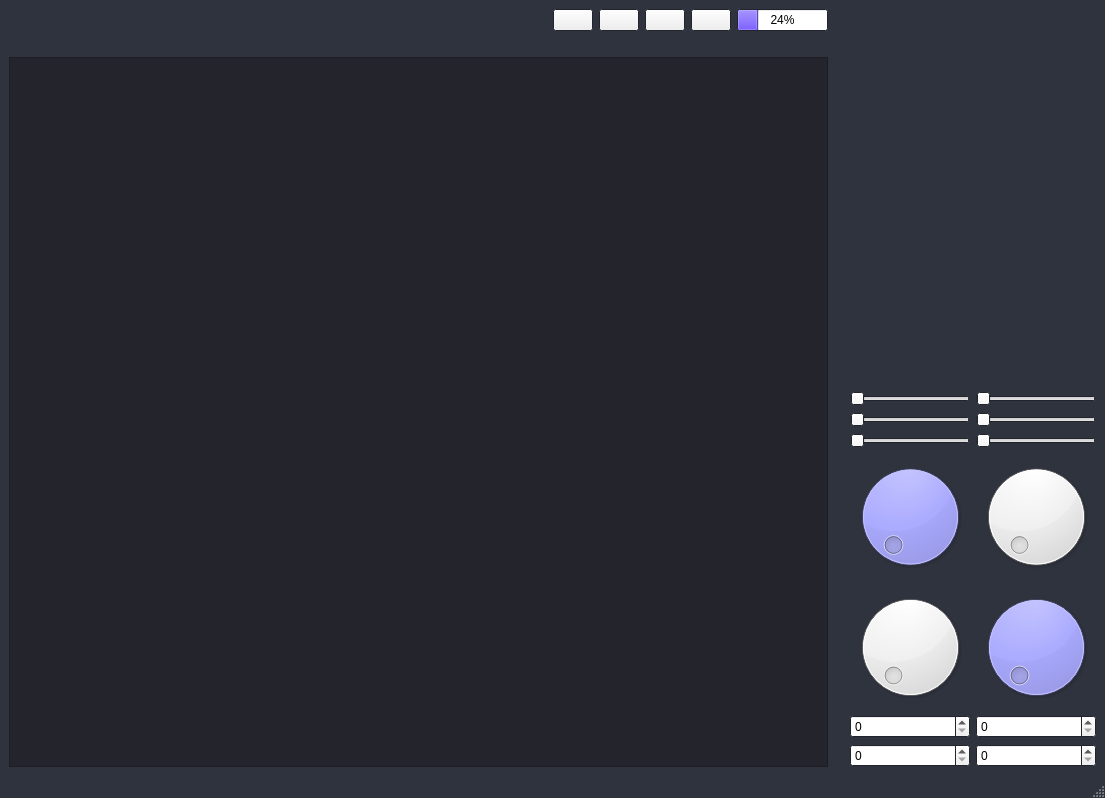
jngeun/yolov5, file MainWindow.ui: the form before one commit.
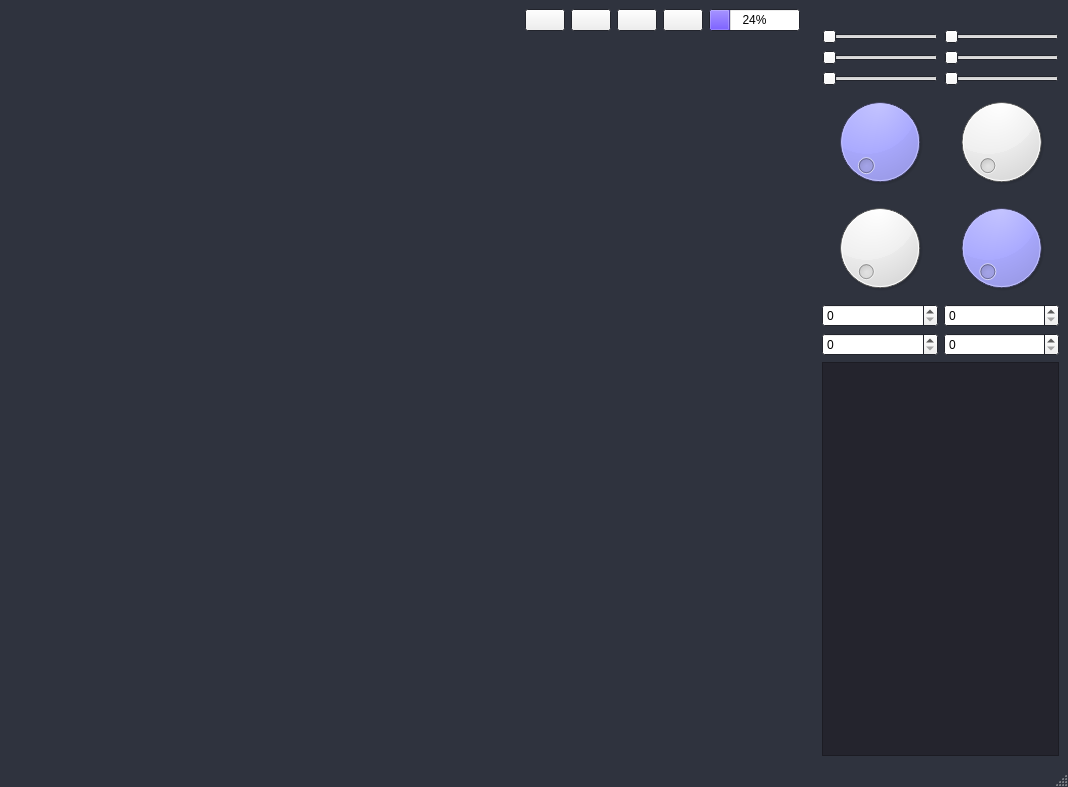
The form after the commit.

Patch:
```diff
--- a/MainWindow.ui
+++ b/MainWindow.ui
@@ -6,8 +6,8 @@
    <rect>
     <x>0</x>
     <y>0</y>
-    <width>1105</width>
-    <height>798</height>
+    <width>1068</width>
+    <height>787</height>
    </rect>
   </property>
   <property name="palette">
@@ -67,15 +67,6 @@
        </color>
       </brush>
      </colorrole>
-     <colorrole role="PlaceholderText">
-      <brush brushstyle="SolidPattern">
-       <color alpha="128">
-        <red>0</red>
-        <green>0</green>
-        <blue>0</blue>
-       </color>
-      </brush>
-     </colorrole>
     </active>
     <inactive>
      <colorrole role="WindowText">
@@ -132,15 +123,6 @@
        </color>
       </brush>
      </colorrole>
-     <colorrole role="PlaceholderText">
-      <brush brushstyle="SolidPattern">
-       <color alpha="128">
-        <red>0</red>
-        <green>0</green>
-        <blue>0</blue>
-       </color>
-      </brush>
-     </colorrole>
     </inactive>
     <disabled>
      <colorrole role="WindowText">
@@ -197,15 +179,6 @@
        </color>
       </brush>
      </colorrole>
-     <colorrole role="PlaceholderText">
-      <brush brushstyle="SolidPattern">
-       <color alpha="128">
-        <red>0</red>
-        <green>0</green>
-        <blue>0</blue>
-       </color>
-      </brush>
-     </colorrole>
     </disabled>
    </palette>
   </property>
@@ -220,7 +193,7 @@
     <item row="0" column="0">
      <layout class="QHBoxLayout" name="horizontalLayout" stretch="50,1,15">
       <item>
-       <layout class="QVBoxLayout" name="verticalLayout_left" stretch="0,0,2">
+       <layout class="QVBoxLayout" name="verticalLayout_left" stretch="0,0">
         <item>
          <layout class="QHBoxLayout" name="stateBar">
           <item alignment="Qt::AlignRight">
@@ -375,133 +348,6 @@
           </property>
          </widget>
         </item>
-        <item>
-         <widget class="QTextBrowser" name="systemLog">
-          <property name="palette">
-           <palette>
-            <active>
-             <colorrole role="Text">
-              <brush brushstyle="SolidPattern">
-               <color alpha="255">
-                <red>255</red>
-                <green>255</green>
-                <blue>255</blue>
-               </color>
-              </brush>
-             </colorrole>
-             <colorrole role="Base">
-              <brush brushstyle="SolidPattern">
-               <color alpha="255">
-                <red>36</red>
-                <green>36</green>
-                <blue>45</blue>
-               </color>
-              </brush>
-             </colorrole>
-             <colorrole role="Window">
-              <brush brushstyle="SolidPattern">
-               <color alpha="255">
-                <red>36</red>
-                <green>36</green>
-                <blue>45</blue>
-               </color>
-              </brush>
-             </colorrole>
-             <colorrole role="PlaceholderText">
-              <brush brushstyle="NoBrush">
-               <color alpha="128">
-                <red>255</red>
-                <green>255</green>
-                <blue>255</blue>
-               </color>
-              </brush>
-             </colorrole>
-            </active>
-            <inactive>
-             <colorrole role="Text">
-              <brush brushstyle="SolidPattern">
-               <color alpha="255">
-                <red>255</red>
-                <green>255</green>
-                <blue>255</blue>
-               </color>
-              </brush>
-             </colorrole>
-             <colorrole role="Base">
-              <brush brushstyle="SolidPattern">
-               <color alpha="255">
-                <red>36</red>
-                <green>36</green>
-                <blue>45</blue>
-               </color>
-              </brush>
-             </colorrole>
-             <colorrole role="Window">
-              <brush brushstyle="SolidPattern">
-               <color alpha="255">
-                <red>36</red>
-                <green>36</green>
-                <blue>45</blue>
-               </color>
-              </brush>
-             </colorrole>
-             <colorrole role="PlaceholderText">
-              <brush brushstyle="NoBrush">
-               <color alpha="128">
-                <red>255</red>
-                <green>255</green>
-                <blue>255</blue>
-               </color>
-              </brush>
-             </colorrole>
-            </inactive>
-            <disabled>
-             <colorrole role="Text">
-              <brush brushstyle="SolidPattern">
-               <color alpha="255">
-                <red>0</red>
-                <green>0</green>
-                <blue>102</blue>
-               </color>
-              </brush>
-             </colorrole>
-             <colorrole role="Base">
-              <brush brushstyle="SolidPattern">
-               <color alpha="255">
-                <red>36</red>
-                <green>36</green>
-                <blue>45</blue>
-               </color>
-              </brush>
-             </colorrole>
-             <colorrole role="Window">
-              <brush brushstyle="SolidPattern">
-               <color alpha="255">
-                <red>36</red>
-                <green>36</green>
-                <blue>45</blue>
-               </color>
-              </brush>
-             </colorrole>
-             <colorrole role="PlaceholderText">
-              <brush brushstyle="NoBrush">
-               <color alpha="128">
-                <red>255</red>
-                <green>255</green>
-                <blue>255</blue>
-               </color>
-              </brush>
-             </colorrole>
-            </disabled>
-           </palette>
-          </property>
-          <property name="font">
-           <font>
-            <pointsize>12</pointsize>
-           </font>
-          </property>
-         </widget>
-        </item>
        </layout>
       </item>
       <item>
@@ -530,7 +376,7 @@
          <layout class="QVBoxLayout" name="verticalLayout_3">
           <item>
            <layout class="QGridLayout" name="sensor">
-            <item row="5" column="1">
+            <item row="5" column="2">
              <widget class="QDial" name="dial4">
               <property name="palette">
                <palette>
@@ -612,7 +458,7 @@
               </property>
              </widget>
             </item>
-            <item row="4" column="1">
+            <item row="4" column="2">
              <widget class="QDial" name="dial2"/>
             </item>
             <item row="5" column="0">
@@ -686,7 +532,7 @@
               </property>
              </widget>
             </item>
-            <item row="2" column="1">
+            <item row="2" column="2">
              <widget class="QSlider" name="slider4">
               <property name="palette">
                <palette>
@@ -730,7 +576,7 @@
               </property>
              </widget>
             </item>
-            <item row="6" column="1">
+            <item row="6" column="2">
              <widget class="QSpinBox" name="spinBox2"/>
             </item>
             <item row="7" column="0">
@@ -824,7 +670,7 @@
               </property>
              </widget>
             </item>
-            <item row="0" column="1">
+            <item row="0" column="2">
              <widget class="QSlider" name="slider2">
               <property name="palette">
                <palette>
@@ -868,10 +714,10 @@
               </property>
              </widget>
             </item>
-            <item row="7" column="1">
+            <item row="7" column="2">
              <widget class="QSpinBox" name="spinBox4"/>
             </item>
-            <item row="3" column="1">
+            <item row="3" column="2">
              <widget class="QSlider" name="slider6">
               <property name="palette">
                <palette>
@@ -961,6 +807,106 @@
             </item>
            </layout>
           </item>
+          <item>
+           <widget class="QTextBrowser" name="systemLog">
+            <property name="palette">
+             <palette>
+              <active>
+               <colorrole role="Text">
+                <brush brushstyle="SolidPattern">
+                 <color alpha="255">
+                  <red>255</red>
+                  <green>255</green>
+                  <blue>255</blue>
+                 </color>
+                </brush>
+               </colorrole>
+               <colorrole role="Base">
+                <brush brushstyle="SolidPattern">
+                 <color alpha="255">
+                  <red>36</red>
+                  <green>36</green>
+                  <blue>45</blue>
+                 </color>
+                </brush>
+               </colorrole>
+               <colorrole role="Window">
+                <brush brushstyle="SolidPattern">
+                 <color alpha="255">
+                  <red>36</red>
+                  <green>36</green>
+                  <blue>45</blue>
+                 </color>
+                </brush>
+               </colorrole>
+              </active>
+              <inactive>
+               <colorrole role="Text">
+                <brush brushstyle="SolidPattern">
+                 <color alpha="255">
+                  <red>255</red>
+                  <green>255</green>
+                  <blue>255</blue>
+                 </color>
+                </brush>
+               </colorrole>
+               <colorrole role="Base">
+                <brush brushstyle="SolidPattern">
+                 <color alpha="255">
+                  <red>36</red>
+                  <green>36</green>
+                  <blue>45</blue>
+                 </color>
+                </brush>
+               </colorrole>
+               <colorrole role="Window">
+                <brush brushstyle="SolidPattern">
+                 <color alpha="255">
+                  <red>36</red>
+                  <green>36</green>
+                  <blue>45</blue>
+                 </color>
+                </brush>
+               </colorrole>
+              </inactive>
+              <disabled>
+               <colorrole role="Text">
+                <brush brushstyle="SolidPattern">
+                 <color alpha="255">
+                  <red>0</red>
+                  <green>0</green>
+                  <blue>102</blue>
+                 </color>
+                </brush>
+               </colorrole>
+               <colorrole role="Base">
+                <brush brushstyle="SolidPattern">
+                 <color alpha="255">
+                  <red>36</red>
+                  <green>36</green>
+                  <blue>45</blue>
+                 </color>
+                </brush>
+               </colorrole>
+               <colorrole role="Window">
+                <brush brushstyle="SolidPattern">
+                 <color alpha="255">
+                  <red>36</red>
+                  <green>36</green>
+                  <blue>45</blue>
+                 </color>
+                </brush>
+               </colorrole>
+              </disabled>
+             </palette>
+            </property>
+            <property name="font">
+             <font>
+              <pointsize>12</pointsize>
+             </font>
+            </property>
+           </widget>
+          </item>
          </layout>
         </item>
        </layout>
```
Left out of the diff: 2 changed lines with no effect on the pictures.
